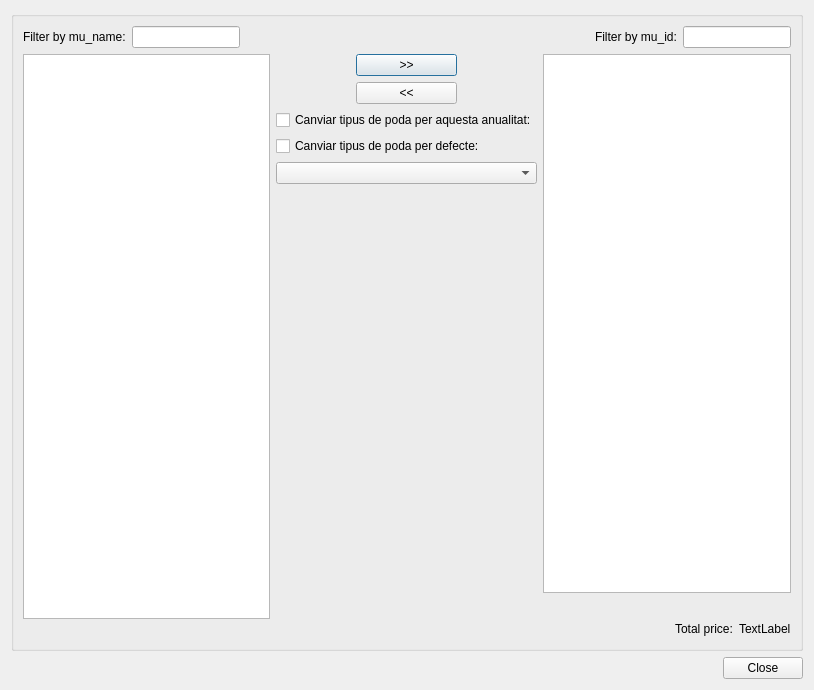
This is ui/tree_selector.ui in bgeo-gis/treemanage_qgis_pluggin as Qt 5 draws it before an edit. The edited form follows.
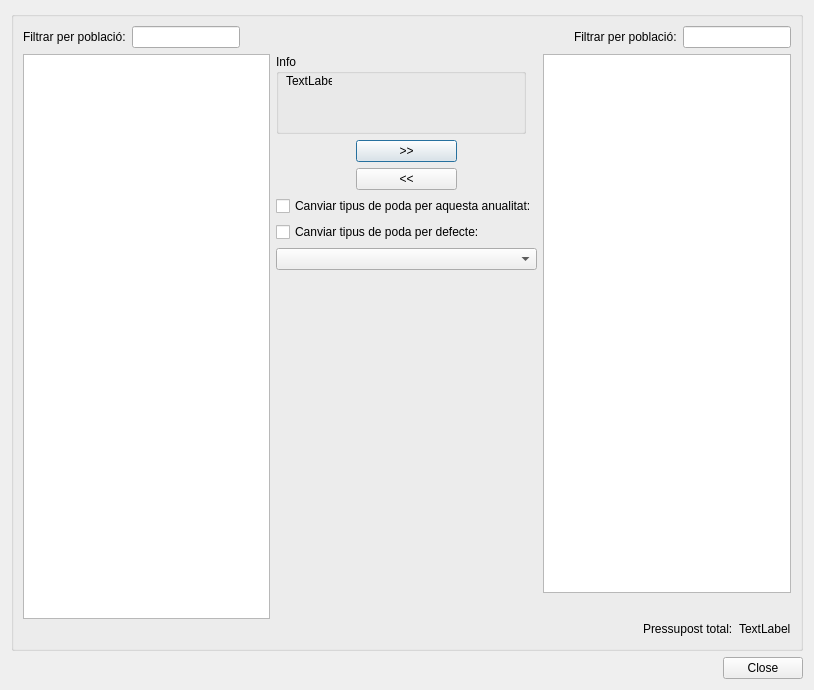
This is the edited form.

The edit to the form file:
```diff
--- a/ui/tree_selector.ui
+++ b/ui/tree_selector.ui
@@ -38,7 +38,7 @@
             <item>
              <widget class="QLabel" name="label">
               <property name="text">
-               <string>Filter by mu_name:</string>
+               <string>Filtrar per població:</string>
               </property>
              </widget>
             </item>
@@ -78,7 +78,7 @@
             <item>
              <widget class="QLabel" name="label_2">
               <property name="text">
-               <string>Filter by mu_id:</string>
+               <string>Filtrar per població:</string>
               </property>
              </widget>
             </item>
@@ -116,6 +116,38 @@
             <property name="sizeConstraint">
              <enum>QLayout::SetMinimumSize</enum>
             </property>
+            <item>
+             <widget class="QGroupBox" name="groupBox_2">
+              <property name="minimumSize">
+               <size>
+                <width>150</width>
+                <height>80</height>
+               </size>
+              </property>
+              <property name="maximumSize">
+               <size>
+                <width>250</width>
+                <height>80</height>
+               </size>
+              </property>
+              <property name="title">
+               <string>Info</string>
+              </property>
+              <widget class="QLabel" name="lbl_year">
+               <property name="geometry">
+                <rect>
+                 <x>10</x>
+                 <y>20</y>
+                 <width>46</width>
+                 <height>13</height>
+                </rect>
+               </property>
+               <property name="text">
+                <string>TextLabel</string>
+               </property>
+              </widget>
+             </widget>
+            </item>
             <item>
              <layout class="QHBoxLayout" name="horizontalLayout">
               <property name="sizeConstraint">
@@ -237,7 +269,7 @@
               <item>
                <widget class="QLabel" name="label_3">
                 <property name="text">
-                 <string>Total price:</string>
+                 <string>Pressupost total:</string>
                 </property>
                </widget>
               </item>
```
Left out of the diff: 4 changed lines with no effect on the pictures. Lines whose indentation alone changed are shown as unchanged.
